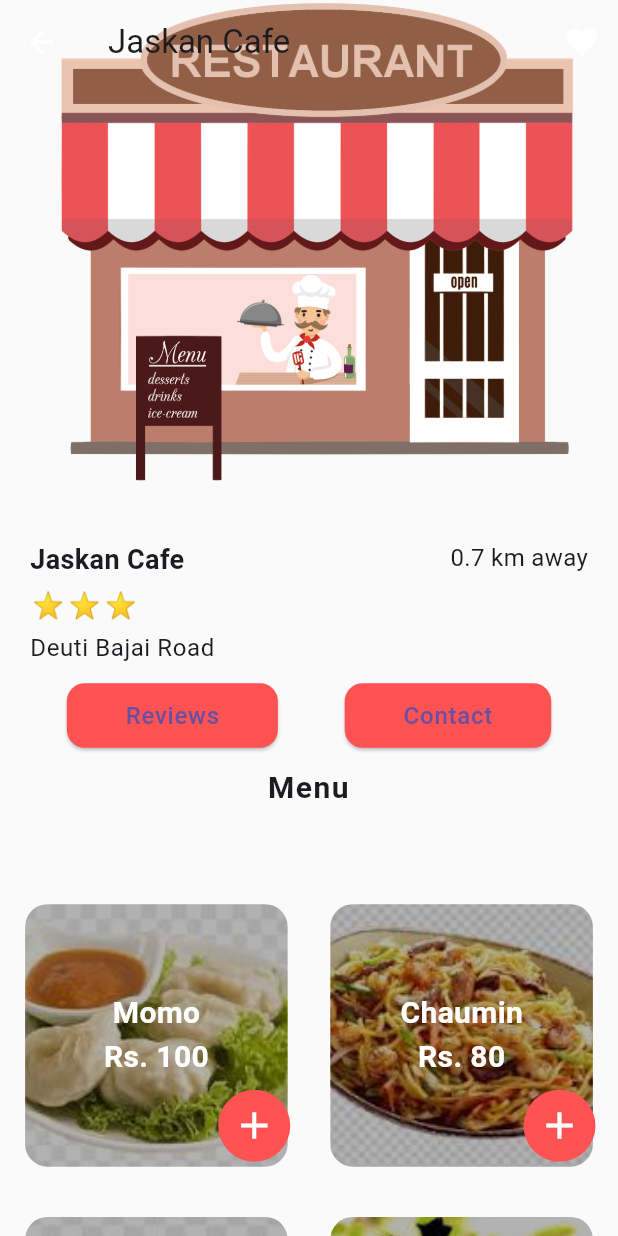
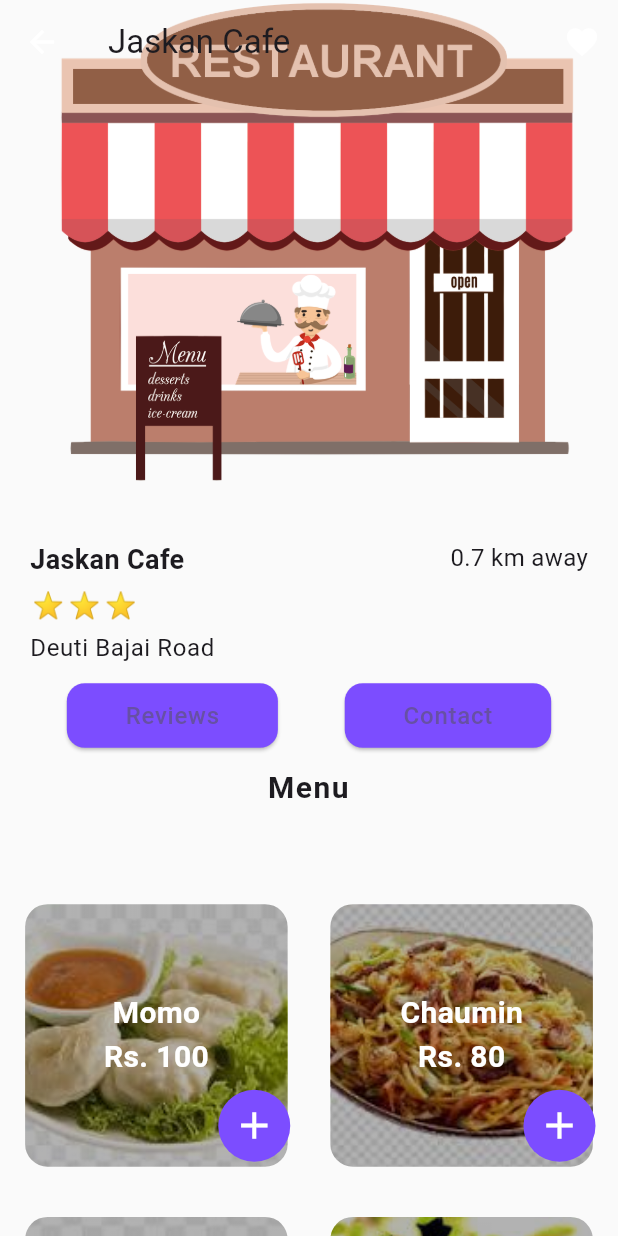
Before and after one commit to ssuvam-dev/food_delivery_app, a Flutter app: the RestaurantScreen screen opened directly with sample values from the repository, on a phone screen of 412 x 824 dp. Run offline on Flutter 3.47's test engine with Material 3 defaults, Android fonts, the light colour scheme and no system bars; our stand-ins replace get.

```diff
--- a/lib/utils/theme_colors.dart
+++ b/lib/utils/theme_colors.dart
@@ -1,3 +1,3 @@
 import 'package:flutter/material.dart';
 
-const Color primaryColor = Colors.redAccent;
+const Color primaryColor = Colors.deepPurpleAccent;
```
Also changed, not shown: foodapp.gif (added).
